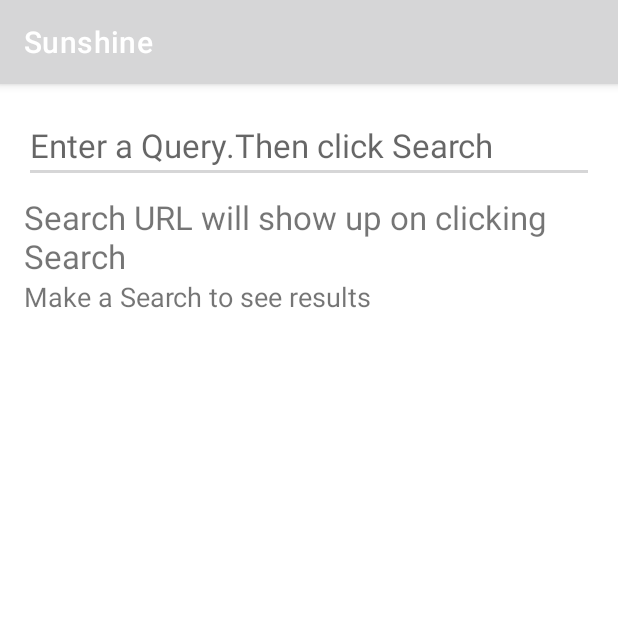
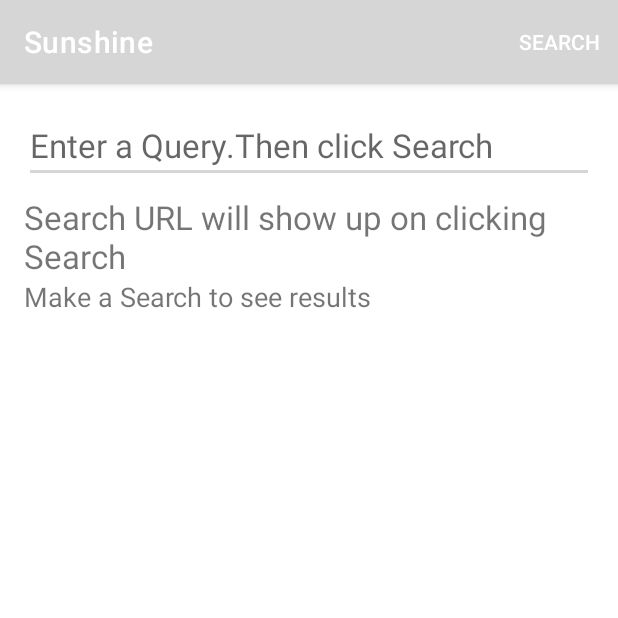
Before and after one commit to Ana2k/Practise-Sunshine-Project----udacity, an Android app: the screen it shows after launch (MainActivity), on a phone screen of 412 x 824 dp, the top half of it. Run offline under Robolectric (Android 15) with nearby library versions, the phone set to English and light mode, and no system bars.

Commit message:
menu inflater

```diff
--- a/app/src/main/java/com/example/sunshineapp/MainActivity.java
+++ b/app/src/main/java/com/example/sunshineapp/MainActivity.java
@@ -1,15 +1,39 @@
 package com.example.sunshineapp;
 
+import android.content.Context;
 import android.os.Bundle;
+import android.view.Menu;
+import android.view.MenuInflater;
+import android.view.MenuItem;
 import android.widget.EditText;
 import android.widget.TextView;
+import android.widget.Toast;
 
+import androidx.annotation.NonNull;
 import androidx.appcompat.app.AppCompatActivity;
 
 public class MainActivity extends AppCompatActivity {
     EditText mSearchBoxEditText;
     TextView mUrlDisplayTextView,mSearchResultsTextView;
 
+    @Override
+    public boolean onCreateOptionsMenu(Menu menu) {
+        MenuInflater inflater = getMenuInflater();
+        inflater.inflate(R.menu.main,menu);
+        return true;
+    }
+
+    @Override
+    public boolean onOptionsItemSelected(@NonNull MenuItem item) {
+        int idMenuItemSelected = item.getItemId();
+        Context context = getApplicationContext();
+        CharSequence toastMessage = "Menu id inflated ";
+        if(idMenuItemSelected == R.id.action_search){
+            Toast.makeText(context,toastMessage,Toast.LENGTH_LONG).show();
+            return true;
+        }
+        return super.onOptionsItemSelected(item);
+    }
 
     @Override
     protected void onCreate(Bundle savedInstanceState) {
--- a/app/src/main/res/layout/activity_main.xml
+++ b/app/src/main/res/layout/activity_main.xml
@@ -35,4 +35,5 @@
     </ScrollView>
 
 
+
 </LinearLayout>
--- /dev/null
+++ b/app/src/main/res/menu/main.xml
@@ -0,0 +1,9 @@
+<?xml version="1.0" encoding="utf-8"?>
+<menu xmlns:android="http://schemas.android.com/apk/res/android"
+    xmlns:app="http://schemas.android.com/apk/res-auto">
+<item
+    android:id="@+id/action_search"
+    android:orderInCategory="1"
+    app:showAsAction="ifRoom"
+    android:title="@string/search_menu"/>
+</menu>
--- a/app/src/main/res/values/strings.xml
+++ b/app/src/main/res/values/strings.xml
@@ -127,6 +127,7 @@
     <string name="edit_text_hint">Enter a Query.Then click Search</string>
     <string name="tv_url_display_text">Search URL will show up on clicking Search</string>
     <string name="scroll_view_tv_text">Make a Search to see results</string>
+    <string name="search_menu">Search</string>
 
 
     <!-- - - - - - - - - - - -->
```
